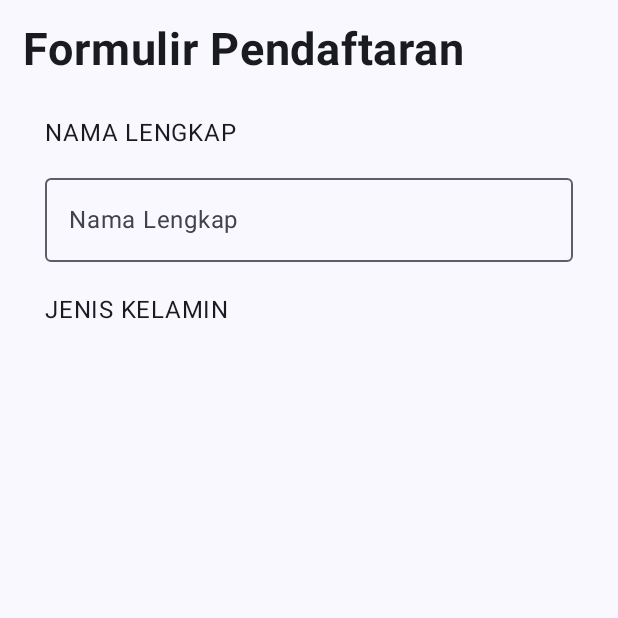
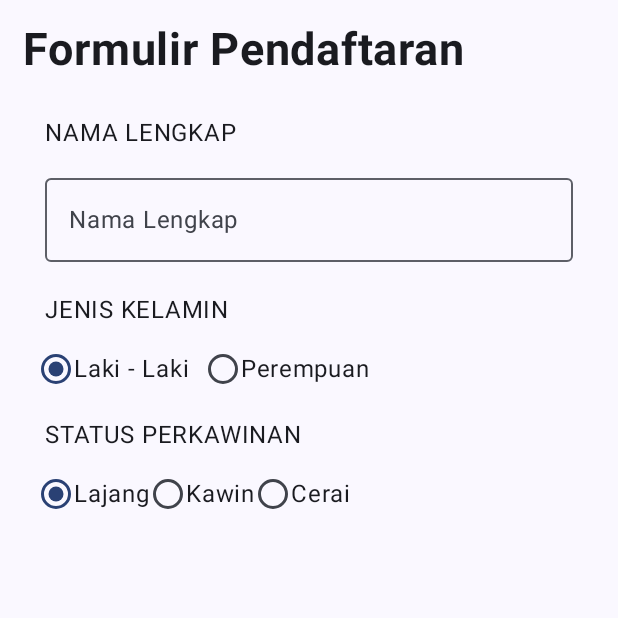
Before and after one commit to thekill022/QuestNavigasiTugas_174, an Android app built with Jetpack Compose: the screen it shows after launch (MainActivity), on a phone screen of 412 x 824 dp, the top half of it. Run offline under Robolectric (Android 15) with nearby library versions, the phone set to English and light mode, and no system bars.

Commit message:
menambahkan radio button untuk jenis kelamin dan status

```diff
--- a/app/src/main/java/com/example/myapplication/view/formulir.kt
+++ b/app/src/main/java/com/example/myapplication/view/formulir.kt
@@ -1,5 +1,6 @@
 package com.example.myapplication.view
 
+import androidx.compose.foundation.layout.Arrangement
 import androidx.compose.foundation.layout.Column
 import androidx.compose.foundation.layout.Row
 import androidx.compose.foundation.layout.fillMaxWidth
@@ -7,6 +8,7 @@ import androidx.compose.foundation.layout.padding
 import androidx.compose.foundation.selection.selectable
 import androidx.compose.foundation.shape.RoundedCornerShape
 import androidx.compose.material3.OutlinedTextField
+import androidx.compose.material3.RadioButton
 import androidx.compose.material3.Text
 import androidx.compose.runtime.Composable
 import androidx.compose.runtime.getValue
@@ -58,5 +60,54 @@ fun Formulir(modifier : Modifier) {
             mutableStateOf(radioOption[0])
         }
 
+        Row(
+            modifier = Modifier
+                .padding(start = 25.dp, top = 15.dp, end = 25.dp)
+                .fillMaxWidth(),
+        ) {
+            radioOption.forEach { jk ->
+                Row(
+                    modifier = Modifier.selectable(
+                        selected = (jk == selectedOption),
+                        onClick = { onOptionSelected(jk) },
+                        role = Role.RadioButton
+                    )
+                ) {
+                    RadioButton(
+                        selected = (jk == selectedOption),
+                        onClick = null
+                    )
+                    Text(text = jk, modifier = Modifier.padding(end = 10.dp))
+                }
+            }
+        }
+
+        val statusOption = listOf<String>("Lajang", "Kawin", "Cerai")
+        val (selectedStatus, onStatusselected) = remember {
+            mutableStateOf(statusOption[0])
+        }
+
+        Text(text = "STATUS PERKAWINAN", modifier = Modifier.padding(start = 30.dp, top = 20.dp))
+        Row (
+            modifier = Modifier
+                .padding(start = 25.dp, top = 15.dp, end = 25.dp)
+                .fillMaxWidth(),
+        ){
+            statusOption.forEach{statuss ->
+                Row(
+                    modifier = Modifier.selectable(
+                        selected = (statuss == selectedStatus),
+                        onClick = {onStatusselected(statuss)},
+                        role = Role.RadioButton
+                    )
+                ) {
+
+                    RadioButton(selected = (statuss == selectedStatus), onClick = null)
+                    Text(text = statuss)
+
+                }
+            }
+        }
+
     }
 }
```
